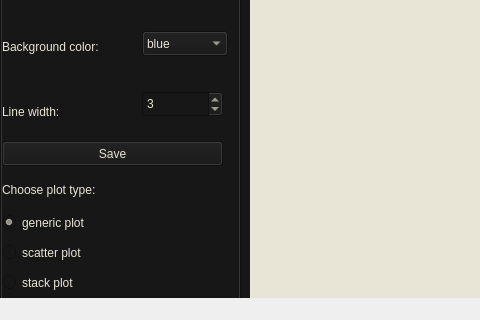
This is graphwindow.ui in AndjelaDamnjanovic/MassifVisualization as Qt 5 draws it before an edit; both pictures show x 0 to 480 and y 173 to 493 of the 800 by 493 pixel window. The edited form follows.
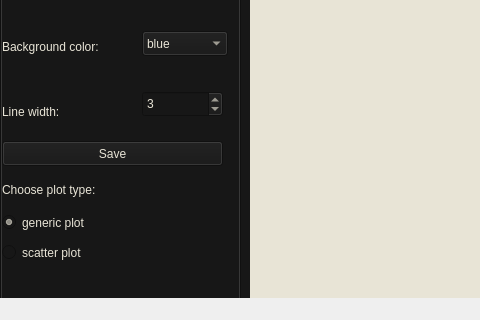
This is the edited form. Icons and pictures are not drawn.

Commit message: Implemented drawing of a scatter plot and changing between scatter and normal graph

Patch:
```diff
--- a/graphwindow.ui
+++ b/graphwindow.ui
@@ -329,19 +329,6 @@
        <string>scatter plot</string>
       </property>
      </widget>
-     <widget class="QRadioButton" name="rbStack">
-      <property name="geometry">
-       <rect>
-        <x>0</x>
-        <y>340</y>
-        <width>112</width>
-        <height>23</height>
-       </rect>
-      </property>
-      <property name="text">
-       <string>stack plot</string>
-      </property>
-     </widget>
     </widget>
     <widget class="QWidget" name="drawTab">
      <attribute name="title">
```
The commit also changes 2 other files.
